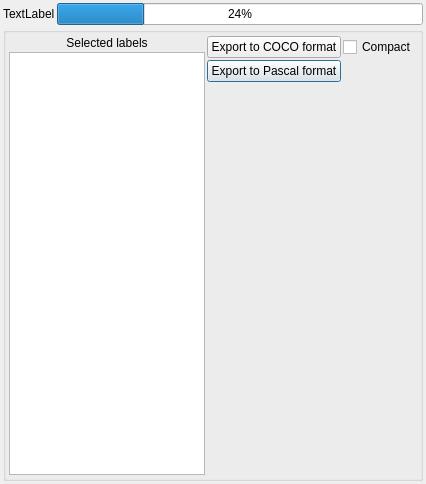
otre99/TaggerTool, file src/dialogexporter.ui: the form before one commit.
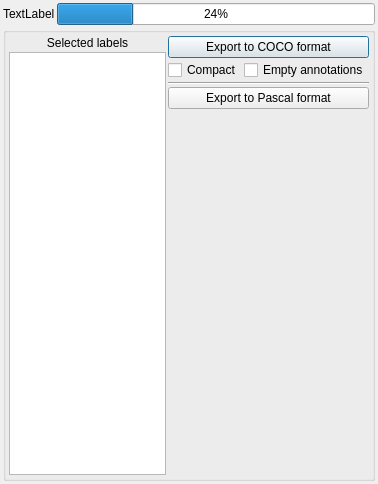
The form after the commit.

Commit message: optional including images with empty annotation in COCO format

Patch:
```diff
--- a/src/dialogexporter.ui
+++ b/src/dialogexporter.ui
@@ -6,7 +6,7 @@
    <rect>
     <x>0</x>
     <y>0</y>
-    <width>426</width>
+    <width>378</width>
     <height>484</height>
    </rect>
   </property>
@@ -77,27 +77,7 @@
       <property name="spacing">
        <number>2</number>
       </property>
-      <item row="1" column="1">
-       <widget class="QPushButton" name="pBExportPascal">
-        <property name="text">
-         <string>Export to Pascal format</string>
-        </property>
-       </widget>
-      </item>
-      <item row="2" column="1">
-       <spacer name="verticalSpacer">
-        <property name="orientation">
-         <enum>Qt::Vertical</enum>
-        </property>
-        <property name="sizeHint" stdset="0">
-         <size>
-          <width>20</width>
-          <height>40</height>
-         </size>
-        </property>
-       </spacer>
-      </item>
-      <item row="0" column="0" rowspan="3">
+      <item row="0" column="0" rowspan="5">
        <layout class="QVBoxLayout" name="verticalLayout">
         <property name="spacing">
          <number>2</number>
@@ -130,20 +110,54 @@
         </item>
        </layout>
       </item>
-      <item row="0" column="1">
+      <item row="0" column="1" colspan="2">
        <widget class="QPushButton" name="pBExportCoco">
         <property name="text">
          <string>Export to COCO format</string>
         </property>
        </widget>
       </item>
-      <item row="0" column="2">
+      <item row="1" column="1">
        <widget class="QCheckBox" name="checkBoxCompact">
         <property name="text">
          <string>Compact</string>
         </property>
        </widget>
       </item>
+      <item row="1" column="2">
+       <widget class="QCheckBox" name="checkBoxEmptyAnn">
+        <property name="text">
+         <string>Empty annotations</string>
+        </property>
+       </widget>
+      </item>
+      <item row="2" column="1" colspan="2">
+       <widget class="Line" name="line">
+        <property name="orientation">
+         <enum>Qt::Horizontal</enum>
+        </property>
+       </widget>
+      </item>
+      <item row="3" column="1" colspan="2">
+       <widget class="QPushButton" name="pBExportPascal">
+        <property name="text">
+         <string>Export to Pascal format</string>
+        </property>
+       </widget>
+      </item>
+      <item row="4" column="1">
+       <spacer name="verticalSpacer">
+        <property name="orientation">
+         <enum>Qt::Vertical</enum>
+        </property>
+        <property name="sizeHint" stdset="0">
+         <size>
+          <width>20</width>
+          <height>40</height>
+         </size>
+        </property>
+       </spacer>
+      </item>
      </layout>
     </widget>
    </item>
```
The commit also changes 4 other files.
